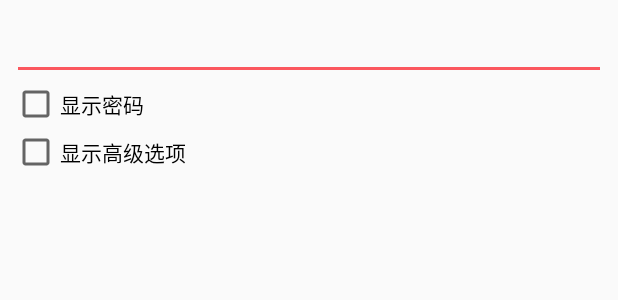
After one commit to didikee/WifiFriend, an Android app: the layout layout_dialog_conn.xml on its own in the app's theme, with its tools: preview values and no code run, on a phone screen of 412 x 824 dp. The commit adds this screen. Shown: the top 300 px of the screen. Run offline under Robolectric (Android 15) with nearby library versions, the phone set to English and light mode, and no system bars.

Commit message:
Add connection dialog

```diff
--- /dev/null
+++ b/WiFiFriend/src/main/res/layout/layout_dialog_conn.xml
@@ -0,0 +1,23 @@
+<?xml version="1.0" encoding="utf-8"?>
+<LinearLayout xmlns:android="http://schemas.android.com/apk/res/android"
+              android:orientation="vertical"
+              android:layout_width="match_parent"
+              android:layout_height="match_parent"
+    android:padding="@dimen/dp16"
+    >
+
+    <EditText
+        android:layout_width="match_parent"
+        android:layout_height="wrap_content"/>
+    <CheckBox
+        android:layout_width="match_parent"
+        android:layout_height="wrap_content"
+        android:text="显示密码"
+        />
+    <CheckBox
+        android:layout_width="match_parent"
+        android:layout_height="wrap_content"
+        android:text="显示高级选项"
+        />
+
+</LinearLayout>
--- a/WiFiFriend/src/main/res/values/colors.xml
+++ b/WiFiFriend/src/main/res/values/colors.xml
@@ -1,5 +1,5 @@
 <?xml version="1.0" encoding="utf-8"?>
-<resources>
+<resources xmlns:tools="http://schemas.android.com/tools">
     <color name="colorPrimary">@color/toolbar_gray</color>
     <color name="colorPrimaryDark">@color/text_gray</color>
     <color name="colorAccent">@color/wf_red</color>
@@ -12,4 +12,7 @@
     <color name="wf_block">#1F201F</color>
     <color name="text_gray">#727372</color>
 
+    <!--change default alert dialog button textColor -->
+    <color name="accent_material_light" tools:override="true">@color/wf_red</color>
+
 </resources>
--- a/WiFiFriend/src/main/res/values/strings.xml
+++ b/WiFiFriend/src/main/res/values/strings.xml
@@ -1,3 +1,3 @@
 <resources>
-    <string name="app_name">WiFiFriend</string>
+    <string name="app_name">好朋友</string>
 </resources>
--- a/WiFiFriend/src/main/res/values/styles.xml
+++ b/WiFiFriend/src/main/res/values/styles.xml
@@ -8,4 +8,10 @@
         <item name="colorAccent">@color/colorAccent</item>
     </style>
 
+
+    <!--alert dialog-->
+    <style name="AlertDialog.Self" parent="Theme.AppCompat.Dialog.Alert">
+
+    </style>
+
 </resources>
--- a/wifimanager/src/main/java/com/didikee/wifimanager/WiFiConnectionImpl.java
+++ b/wifimanager/src/main/java/com/didikee/wifimanager/WiFiConnectionImpl.java
@@ -3,7 +3,7 @@ package com.didikee.wifimanager;
 import android.net.wifi.WifiManager;
 
 import com.didikee.wifimanager.interf.IWifiConnHelper;
-import com.didikee.wifimanager.model.WifiIPInfo;
+import com.didikee.wifimanager.model.WifiInfo;
 import com.didikee.wifimanager.model.WifiProxyInfo;
 
 /**
@@ -28,7 +28,7 @@ public class WiFiConnectionImpl implements IWifiConnHelper {
     }
 
     @Override
-    public void connByProxy(String password, WifiProxyInfo proxyInfo, WifiIPInfo ipInfo) {
+    public void connByProxy(String password, WifiProxyInfo proxyInfo, WifiInfo wifiInfo) {
 
     }
 
--- a/wifimanager/src/main/java/com/didikee/wifimanager/interf/IWifiConnHelper.java
+++ b/wifimanager/src/main/java/com/didikee/wifimanager/interf/IWifiConnHelper.java
@@ -1,6 +1,6 @@
 package com.didikee.wifimanager.interf;
 
-import com.didikee.wifimanager.model.WifiIPInfo;
+import com.didikee.wifimanager.model.WifiInfo;
 import com.didikee.wifimanager.model.WifiProxyInfo;
 
 /**
@@ -25,5 +25,5 @@ public interface IWifiConnHelper extends IHelper{
      * @param proxyInfo
      * @param ipInfo
      */
-    void connByProxy(String password, WifiProxyInfo proxyInfo, WifiIPInfo ipInfo);
+    void connByProxy(String password, WifiProxyInfo proxyInfo, WifiInfo ipInfo);
 }
--- a/wifimanager/src/main/java/com/didikee/wifimanager/model/WifiIPInfo.java
+++ b/wifimanager/src/main/java/com/didikee/wifimanager/model/WifiInfo.java
@@ -4,5 +4,5 @@ package com.didikee.wifimanager.model;
  * Created by didik on 2017/4/8.
  */
 
-public class WifiIPInfo {
+public class WifiInfo {
 }
```
Also changed, not shown: WiFiFriend/src/main/java/com/didikee/wififriend/MainActivity.java (+5 -18 lines), WiFiFriend/src/main/java/com/didikee/wififriend/presenters/MainDelegate.java (added, +27 -0 lines), WiFiFriend/src/main/java/com/didikee/wififriend/presenters/view/MainView.java (added, +22 -0 lines), WiFiFriend/src/main/java/com/didikee/wififriend/views/ConnDialog.java (added, +62 -0 lines), WiFiFriend/src/main/res/drawable/ic_refresh_24dp.xml (added, +9 -0 lines), WiFiFriend/src/main/res/drawable/ic_share_24dp.xml (added, +9 -0 lines), wifimanager/src/main/java/com/didikee/wifimanager/interf/WifiConnection.java (deleted, +0 -13 lines).
